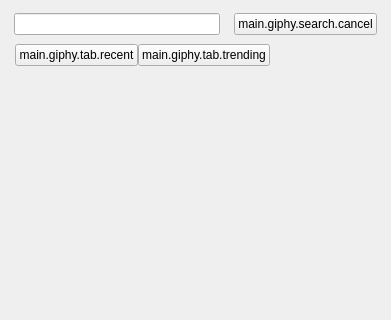
First picture: the form in src/prism/main/forms/PLSGipyStickerView.ui, repository naver/prism-live-studio, before the edit; both pictures show x 0 to 391 and y 0 to 320 of the 391 by 520 pixel window.
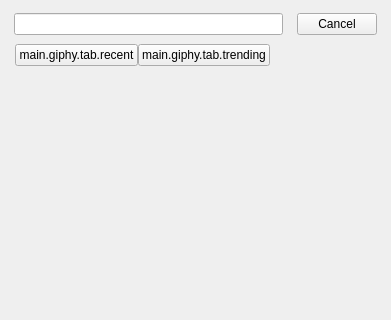
Second picture: the form after the edit. Custom widgets are drawn as their Qt base class.

```diff
--- a/src/prism/main/forms/PLSGipyStickerView.ui
+++ b/src/prism/main/forms/PLSGipyStickerView.ui
@@ -63,7 +63,7 @@
          <enum>Qt::NoFocus</enum>
         </property>
         <property name="text">
-         <string>main.giphy.search.cancel</string>
+         <string>Cancel</string>
         </property>
        </widget>
       </item>
```
